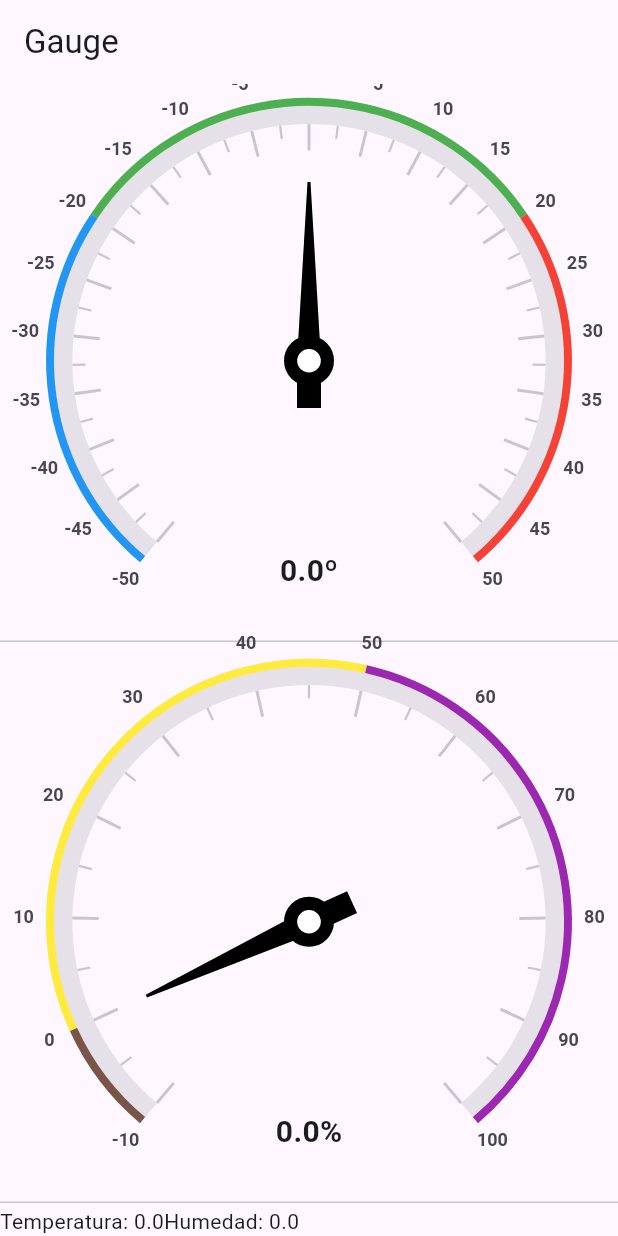
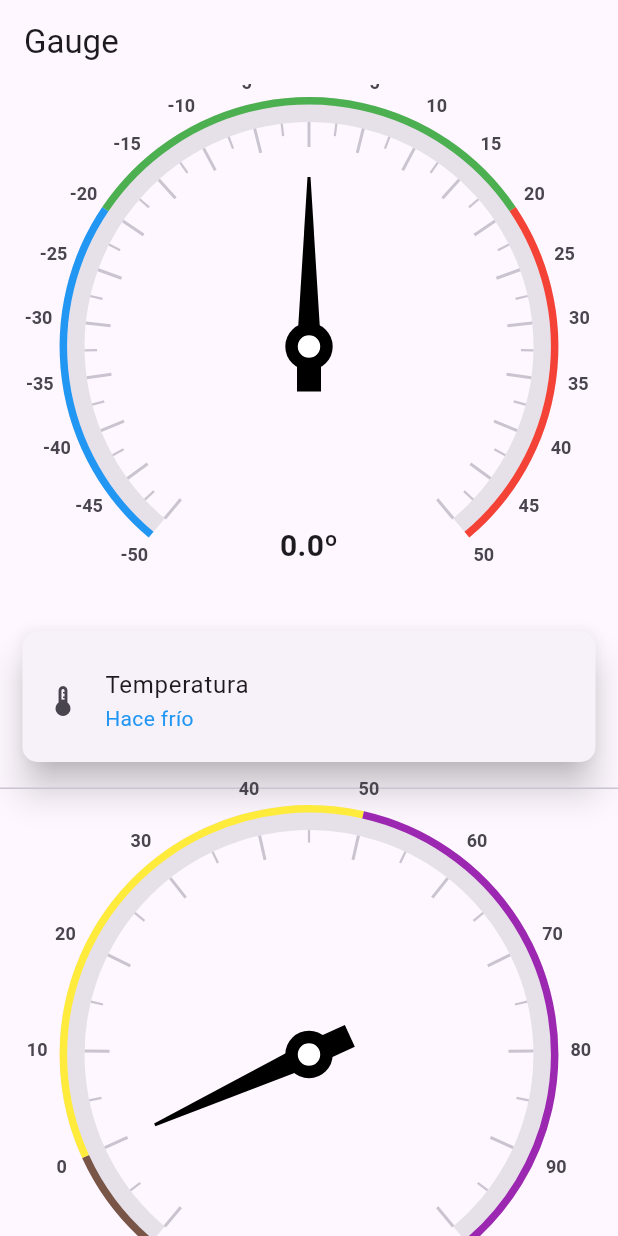
Before and after one commit to slaughtbear/rtdata, a Flutter app: the screen it shows after launch, on a phone screen of 412 x 824 dp. Run offline on Flutter 3.47's test engine with Material 3 defaults, Android fonts, the phone set to English and light mode, and no system bars; drawn by our look-alikes of syncfusion_flutter_gauges; our stand-ins replace after_layout, firebase_core, firebase_database; accounts and stored records are empty.

Commit message:
Se agregaron cards con mensajes

```diff
--- a/lib/pantallas/home.dart
+++ b/lib/pantallas/home.dart
@@ -4,6 +4,8 @@ import 'package:after_layout/after_layout.dart';
 import 'package:firebase_database/firebase_database.dart';
 import 'package:rtdata/pantallas/GHume.dart';
 import 'package:rtdata/pantallas/GTemp.dart';
+import 'package:rtdata/widgets/CardHume.dart';
+import 'package:rtdata/widgets/CardTemp.dart';
 import 'package:syncfusion_flutter_gauges/gauges.dart';
 
 class Home extends StatefulWidget {
@@ -22,15 +24,18 @@ class _HomeState extends State<Home> with AfterLayoutMixin<Home> {
 
   @override
   Widget build(BuildContext context) {
-    return Scaffold(appBar: AppBar(title: const Text("Gauge"),),
-        body: Column(mainAxisAlignment: MainAxisAlignment.spaceBetween,
-      crossAxisAlignment: CrossAxisAlignment.stretch,
+    return Scaffold(
+      appBar: AppBar(title: const Text("Gauge"),),
+      body: SingleChildScrollView(
+        child: Column(
           children: [
-        Expanded(child: GTemp(notificadorTemp: _notificadorTemp,)),
+            GTemp(notificadorTemp: _notificadorTemp,),
+            CardTemp(notificadorTemp: _notificadorTemp,),
             const Divider(
               height: 5,
             ),
-        Expanded(child: GHume(notificadorHume: _notificadorHume,)),
+            GHume(notificadorHume: _notificadorHume,),
+            CardHume(notificadorHume: _notificadorHume,),
             const Divider(
               height: 5,
             ),
@@ -39,13 +44,15 @@ class _HomeState extends State<Home> with AfterLayoutMixin<Home> {
               Text("Humedad: $humidity")
             ],)
           ],
-    ));
+        ),
+      ),
+    );
   }
 
   @override
   FutureOr<void> afterFirstLayout(BuildContext context) async {
     Timer.periodic(
-      const Duration(seconds: 20),
+      const Duration(seconds: 30),
       (timer) async {
         setState(() {
           temperature = 0;
--- /dev/null
+++ b/lib/widgets/CardTemp.dart
@@ -0,0 +1,31 @@
+import 'package:flutter/material.dart';
+
+class CardTemp extends StatelessWidget {
+  final ValueNotifier<double>
+      notificadorTemp; // Variable que almacena el valor del notificador
+  const CardTemp({Key? key, required this.notificadorTemp})
+      : super(key: key); // Se pasa como parametro el notificador
+
+  @override
+  Widget build(BuildContext context) {
+    return Card(
+      shape: RoundedRectangleBorder(borderRadius: BorderRadius.circular(10)), // Forma
+      margin: EdgeInsets.all(15), // Margen
+      elevation: 10, // Sombra
+      child: Column(
+        children: <Widget>[
+          ListTile(
+            contentPadding: EdgeInsets.fromLTRB(15, 10, 25, 5),
+            title: Text('Temperatura'),
+            subtitle: notificadorTemp.value <= 0
+                ? Text('Hace frío', style: TextStyle(color: Colors.blue))
+                : notificadorTemp.value <= 30
+                ? Text('La temperatura es agradable', style: TextStyle(color: Colors.green))
+                : Text('La temperatura es alta', style: TextStyle(color: Colors.red)),
+            leading: Icon(Icons.thermostat),
+          )
+        ],
+      ),
+    );
+  }
+}
```
Also changed, not shown: lib/widgets/CardHume.dart (added, +31 -0 lines). Lines whose indentation alone changed are shown as unchanged.
